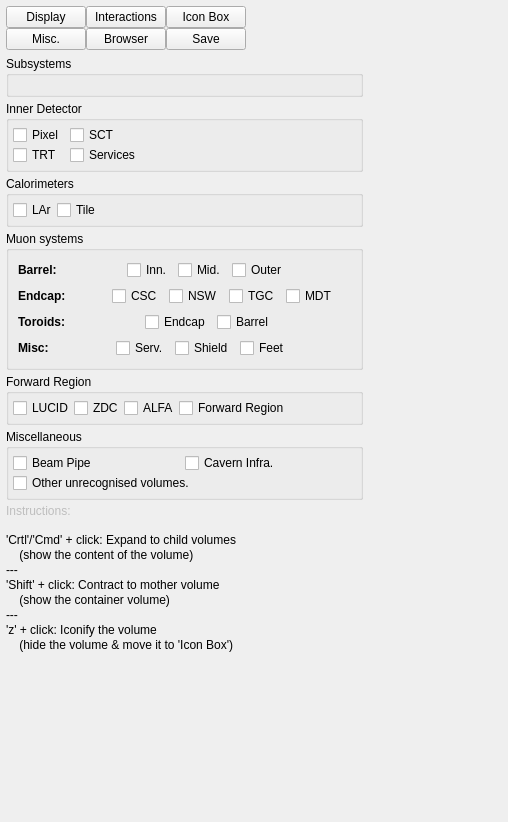
Old version of the form VP1GeometrySystems/src/geometrysystemcontroller.ui in the repository efemberg11/GeoModel_rmakhman.
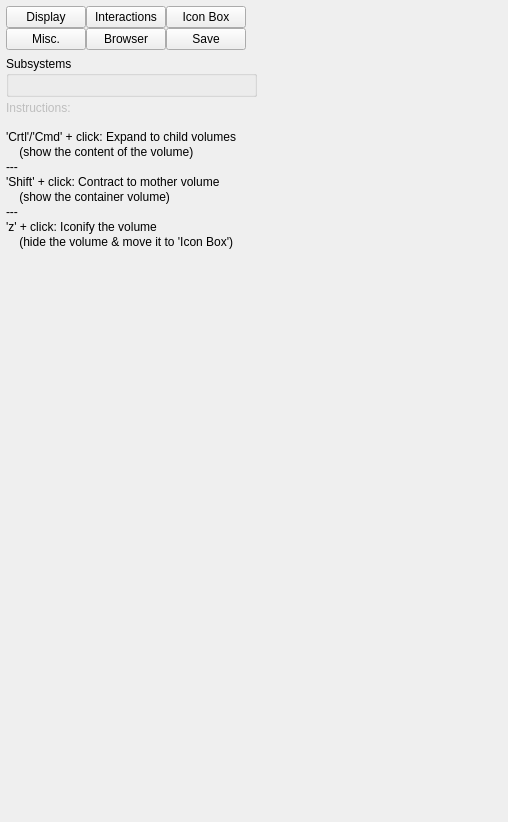
New version of the form.

Commit message: Step towards dynamic configuration taken.

The edit to the form file:
```diff
--- a/VP1GeometrySystems/src/geometrysystemcontroller.ui
+++ b/VP1GeometrySystems/src/geometrysystemcontroller.ui
@@ -157,548 +157,6 @@
          <layout class="QVBoxLayout" name="verticalLayout_3"/>
         </widget>
        </item>
-       <item>
-        <widget class="QGroupBox" name="groupBox_innerdetector">
-         <property name="title">
-          <string>Inner Detector</string>
-         </property>
-         <layout class="QHBoxLayout" name="_3">
-          <property name="spacing">
-           <number>0</number>
-          </property>
-          <property name="leftMargin">
-           <number>4</number>
-          </property>
-          <property name="topMargin">
-           <number>4</number>
-          </property>
-          <property name="rightMargin">
-           <number>4</number>
-          </property>
-          <property name="bottomMargin">
-           <number>4</number>
-          </property>
-          <item>
-           <layout class="QGridLayout" name="_4">
-            <property name="leftMargin">
-             <number>0</number>
-            </property>
-            <property name="topMargin">
-             <number>0</number>
-            </property>
-            <property name="rightMargin">
-             <number>0</number>
-            </property>
-            <property name="bottomMargin">
-             <number>0</number>
-            </property>
-            <property name="horizontalSpacing">
-             <number>6</number>
-            </property>
-            <property name="verticalSpacing">
-             <number>0</number>
-            </property>
-            <item row="0" column="1">
-             <widget class="QCheckBox" name="checkBox_SCT">
-              <property name="text">
-               <string>SCT</string>
-              </property>
-             </widget>
-            </item>
-            <item row="1" column="0">
-             <widget class="QCheckBox" name="checkBox_TRT">
-              <property name="text">
-               <string>TRT</string>
-              </property>
-             </widget>
-            </item>
-            <item row="0" column="0">
-             <widget class="QCheckBox" name="checkBox_Pixel">
-              <property name="text">
-               <string>Pixel</string>
-              </property>
-             </widget>
-            </item>
-            <item row="1" column="1">
-             <widget class="QCheckBox" name="checkBox_InDetServMat">
-              <property name="text">
-               <string>Services</string>
-              </property>
-             </widget>
-            </item>
-           </layout>
-          </item>
-          <item>
-           <spacer>
-            <property name="orientation">
-             <enum>Qt::Horizontal</enum>
-            </property>
-            <property name="sizeHint" stdset="0">
-             <size>
-              <width>1</width>
-              <height>20</height>
-             </size>
-            </property>
-           </spacer>
-          </item>
-         </layout>
-        </widget>
-       </item>
-       <item>
-        <widget class="QGroupBox" name="groupBox_calorimeters">
-         <property name="title">
-          <string>Calorimeters</string>
-         </property>
-         <layout class="QHBoxLayout" name="_5">
-          <property name="spacing">
-           <number>0</number>
-          </property>
-          <property name="leftMargin">
-           <number>4</number>
-          </property>
-          <property name="topMargin">
-           <number>4</number>
-          </property>
-          <property name="rightMargin">
-           <number>4</number>
-          </property>
-          <property name="bottomMargin">
-           <number>4</number>
-          </property>
-          <item>
-           <widget class="QCheckBox" name="checkBox_LAr">
-            <property name="text">
-             <string>LAr</string>
-            </property>
-           </widget>
-          </item>
-          <item>
-           <widget class="QCheckBox" name="checkBox_Tile">
-            <property name="text">
-             <string>Tile</string>
-            </property>
-           </widget>
-          </item>
-          <item>
-           <spacer>
-            <property name="orientation">
-             <enum>Qt::Horizontal</enum>
-            </property>
-            <property name="sizeHint" stdset="0">
-             <size>
-              <width>1</width>
-              <height>20</height>
-             </size>
-            </property>
-           </spacer>
-          </item>
-         </layout>
-        </widget>
-       </item>
-       <item>
-        <widget class="QGroupBox" name="groupBox_muonsystems">
-         <property name="title">
-          <string>Muon systems</string>
-         </property>
-         <layout class="QVBoxLayout" name="verticalLayout_2">
-          <item>
-           <layout class="QHBoxLayout" name="horizontalLayout_3">
-            <item>
-             <widget class="QLabel" name="label_3">
-              <property name="font">
-               <font>
-                <weight>75</weight>
-                <bold>true</bold>
-               </font>
-              </property>
-              <property name="text">
-               <string>Barrel:</string>
-              </property>
-             </widget>
-            </item>
-            <item>
-             <spacer name="horizontalSpacer_5">
-              <property name="orientation">
-               <enum>Qt::Horizontal</enum>
-              </property>
-              <property name="sizeHint" stdset="0">
-               <size>
-                <width>40</width>
-                <height>20</height>
-               </size>
-              </property>
-             </spacer>
-            </item>
-            <item>
-             <widget class="QCheckBox" name="checkBox_MuonBarrelStationInner">
-              <property name="toolTip">
-               <string>Inner</string>
-              </property>
-              <property name="text">
-               <string>Inn.</string>
-              </property>
-             </widget>
-            </item>
-            <item>
-             <widget class="QCheckBox" name="checkBox_MuonBarrelStationMiddle">
-              <property name="toolTip">
-               <string>Middle</string>
-              </property>
-              <property name="text">
-               <string>Mid.</string>
-              </property>
-             </widget>
-            </item>
-            <item>
-             <widget class="QCheckBox" name="checkBox_MuonBarrelStationOuter">
-              <property name="toolTip">
-               <string>Outer</string>
-              </property>
-              <property name="text">
-               <string>Outer</string>
-              </property>
-             </widget>
-            </item>
-            <item>
-             <spacer name="spacer_2">
-              <property name="orientation">
-               <enum>Qt::Horizontal</enum>
-              </property>
-              <property name="sizeHint" stdset="0">
-               <size>
-                <width>13</width>
-                <height>20</height>
-               </size>
-              </property>
-             </spacer>
-            </item>
-           </layout>
-          </item>
-          <item>
-           <layout class="QHBoxLayout" name="horizontalLayout_4">
-            <item>
-             <widget class="QLabel" name="label_2">
-              <property name="font">
-               <font>
-                <weight>75</weight>
-                <bold>true</bold>
-               </font>
-              </property>
-              <property name="text">
-               <string>Endcap:</string>
-              </property>
-             </widget>
-            </item>
-            <item>
-             <spacer name="horizontalSpacer_4">
-              <property name="orientation">
-               <enum>Qt::Horizontal</enum>
-              </property>
-              <property name="sizeHint" stdset="0">
-               <size>
-                <width>40</width>
-                <height>20</height>
-               </size>
-              </property>
-             </spacer>
-            </item>
-            <item>
-             <widget class="QCheckBox" name="checkBox_MuonEndcapStationCSC">
-              <property name="text">
-               <string>CSC</string>
-              </property>
-             </widget>
-            </item>
-            <item>
-             <widget class="QCheckBox" name="checkBox_NSW">
-              <property name="text">
-               <string>NSW</string>
-              </property>
-             </widget>
-            </item>
-            <item>
-             <widget class="QCheckBox" name="checkBox_MuonEndcapStationTGC">
-              <property name="text">
-               <string>TGC</string>
-              </property>
-             </widget>
-            </item>
-            <item>
-             <widget class="QCheckBox" name="checkBox_MuonEndcapStationMDT">
-              <property name="text">
-               <string>MDT</string>
-              </property>
-             </widget>
-            </item>
-            <item>
-             <spacer>
-              <property name="orientation">
-               <enum>Qt::Horizontal</enum>
-              </property>
-              <property name="sizeHint" stdset="0">
-               <size>
-                <width>13</width>
-                <height>20</height>
-               </size>
-              </property>
-             </spacer>
-            </item>
-           </layout>
-          </item>
-          <item>
-           <layout class="QHBoxLayout" name="horizontalLayout_5">
-            <item>
-             <widget class="QLabel" name="label_4">
-              <property name="font">
-               <font>
-                <weight>75</weight>
-                <bold>true</bold>
-               </font>
-              </property>
-              <property name="text">
-               <string>Toroids:</string>
-              </property>
-             </widget>
-            </item>
-            <item>
-             <spacer name="horizontalSpacer_3">
-              <property name="orientation">
-               <enum>Qt::Horizontal</enum>
-              </property>
-              <property name="sizeHint" stdset="0">
-               <size>
-                <width>40</width>
-                <height>20</height>
-               </size>
-              </property>
-             </spacer>
-            </item>
-            <item>
-             <widget class="QCheckBox" name="checkBox_MuonECAToroid">
-              <property name="whatsThis">
-               <string>EndCap Toroid (side A+C)</string>
-              </property>
-              <property name="text">
-               <string>Endcap</string>
-              </property>
-             </widget>
-            </item>
-            <item>
-             <widget class="QCheckBox" name="checkBox_MuonBarrelToroid">
-              <property name="text">
-               <string>Barrel </string>
-              </property>
-             </widget>
-            </item>
-            <item>
-             <spacer name="spacer">
-              <property name="orientation">
-               <enum>Qt::Horizontal</enum>
-              </property>
-              <property name="sizeHint" stdset="0">
-               <size>
-                <width>13</width>
-                <height>20</height>
-               </size>
-              </property>
-             </spacer>
-            </item>
-           </layout>
-          </item>
-          <item>
-           <layout class="QHBoxLayout" name="horizontalLayout_6">
-            <item>
-             <widget class="QLabel" name="label">
-              <property name="font">
-               <font>
-                <weight>75</weight>
-                <bold>true</bold>
-               </font>
-              </property>
-              <property name="text">
-               <string>Misc:</string>
-              </property>
-             </widget>
-            </item>
-            <item>
-             <spacer name="horizontalSpacer_6">
-              <property name="orientation">
-               <enum>Qt::Horizontal</enum>
-              </property>
-              <property name="sizeHint" stdset="0">
-               <size>
-                <width>40</width>
-                <height>20</height>
-               </size>
-              </property>
-             </spacer>
-            </item>
-            <item>
-             <widget class="QCheckBox" name="checkBox_MuonEtc">
-              <property name="toolTip">
-               <string>Muon services, supports and misc.</string>
-              </property>
-              <property name="text">
-               <string>Serv.</string>
-              </property>
-             </widget>
-            </item>
-            <item>
-             <widget class="QCheckBox" name="checkBox_MuonShielding">
-              <property name="toolTip">
-               <string>Muon shielding</string>
-              </property>
-              <property name="text">
-               <string>Shield</string>
-              </property>
-             </widget>
-            </item>
-            <item>
-             <widget class="QCheckBox" name="checkBox_MuonFeet">
-              <property name="toolTip">
-               <string>Muon toroid feet</string>
-              </property>
-              <property name="text">
-               <string>Feet</string>
-              </property>
-             </widget>
-            </item>
-            <item>
-             <spacer name="horizontalSpacer_7">
-              <property name="orientation">
-               <enum>Qt::Horizontal</enum>
-              </property>
-              <property name="sizeHint" stdset="0">
-               <size>
-                <width>40</width>
-                <height>20</height>
-               </size>
-              </property>
-             </spacer>
-            </item>
-           </layout>
-          </item>
-         </layout>
-        </widget>
-       </item>
-       <item>
-        <widget class="QGroupBox" name="groupBox_fwd">
-         <property name="title">
-          <string>Forward Region</string>
-         </property>
-         <layout class="QVBoxLayout" name="_12">
-          <property name="spacing">
-           <number>0</number>
-          </property>
-          <property name="leftMargin">
-           <number>4</number>
-          </property>
-          <property name="topMargin">
-           <number>4</number>
-          </property>
-          <property name="rightMargin">
-           <number>4</number>
-          </property>
-          <property name="bottomMargin">
-           <number>4</number>
-          </property>
-          <item>
-           <layout class="QHBoxLayout" name="_14">
-            <item>
-             <widget class="QCheckBox" name="checkBox_LUCID">
-              <property name="text">
-               <string>LUCID</string>
-              </property>
-             </widget>
-            </item>
-            <item>
-             <widget class="QCheckBox" name="checkBox_ZDC">
-              <property name="text">
-               <string>ZDC</string>
-              </property>
-             </widget>
-            </item>
-            <item>
-             <widget class="QCheckBox" name="checkBox_ALFA">
-              <property name="text">
-               <string>ALFA</string>
-              </property>
-             </widget>
-            </item>
-            <item>
-             <widget class="QCheckBox" name="checkBox_ForwardRegion">
-              <property name="text">
-               <string>Forward Region</string>
-              </property>
-             </widget>
-            </item>
-            <item>
-             <spacer>
-              <property name="orientation">
-               <enum>Qt::Horizontal</enum>
-              </property>
-              <property name="sizeHint" stdset="0">
-               <size>
-                <width>1</width>
-                <height>20</height>
-               </size>
-              </property>
-             </spacer>
-            </item>
-           </layout>
-          </item>
-         </layout>
-        </widget>
-       </item>
-       <item>
-        <widget class="QGroupBox" name="groupBox_misc">
-         <property name="title">
-          <string>Miscellaneous</string>
-         </property>
-         <layout class="QVBoxLayout" name="_12_2">
-          <property name="spacing">
-           <number>0</number>
-          </property>
-          <property name="leftMargin">
-           <number>4</number>
-          </property>
-          <property name="topMargin">
-           <number>4</number>
-          </property>
-          <property name="rightMargin">
-           <number>4</number>
-          </property>
-          <property name="bottomMargin">
-           <number>4</number>
-          </property>
-          <item>
-           <layout class="QHBoxLayout" name="_13">
-            <item>
-             <widget class="QCheckBox" name="checkBox_BeamPipe">
-              <property name="text">
-               <string>Beam Pipe</string>
-              </property>
-             </widget>
-            </item>
-            <item>
-             <widget class="QCheckBox" name="checkBox_CavernInfra">
-              <property name="text">
-               <string>Cavern Infra.</string>
-              </property>
-             </widget>
-            </item>
-           </layout>
-          </item>
-          <item>
-           <widget class="QCheckBox" name="checkBox_other">
-            <property name="text">
-             <string>Other unrecognised volumes.</string>
-            </property>
-           </widget>
-          </item>
-         </layout>
-        </widget>
-       </item>
        <item>
         <layout class="QHBoxLayout" name="_15">
          <property name="spacing">
```
The commit also changes 2 other files.
